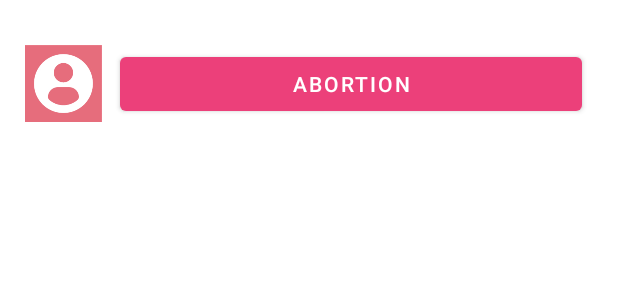
After one commit to pal-vishal/SRHR-Project, an Android app: the layout faqitem.xml on its own in the app's theme, with its tools: preview values and no code run, on a phone screen of 412 x 824 dp. The commit adds this screen. Shown: the top 300 px of the screen. Run offline under Robolectric (Android 15) with nearby library versions, the phone set to English and light mode, and no system bars.

Commit message:
Button recycler done

```diff
--- a/app/src/main/AndroidManifest.xml
+++ b/app/src/main/AndroidManifest.xml
@@ -9,6 +9,7 @@
         android:roundIcon="@mipmap/ic_launcher_round"
         android:supportsRtl="true"
         android:theme="@style/AppTheme">
+        <activity android:name=".FaqChoices"></activity>
         <activity android:name=".MainActivity">
             <intent-filter>
                 <action android:name="android.intent.action.MAIN" />
--- /dev/null
+++ b/app/src/main/java/com/example/srhr_client/FaqModel.java
@@ -0,0 +1,4 @@
+package com.example.srhr_client;
+
+public class FaqModel {
+}
--- /dev/null
+++ b/app/src/main/res/drawable/ic_baseline_keyboard_arrow_right_24.xml
@@ -0,0 +1,5 @@
+<vector android:height="24dp" android:tint="#FFFFFF"
+    android:viewportHeight="24" android:viewportWidth="24"
+    android:width="24dp" xmlns:android="http://schemas.android.com/apk/res/android">
+    <path android:fillColor="@android:color/white" android:pathData="M8.59,16.59L13.17,12 8.59,7.41 10,6l6,6 -6,6 -1.41,-1.41z"/>
+</vector>
--- /dev/null
+++ b/app/src/main/res/layout/faqitem.xml
@@ -0,0 +1,33 @@
+<?xml version="1.0" encoding="utf-8"?>
+<androidx.constraintlayout.widget.ConstraintLayout xmlns:android="http://schemas.android.com/apk/res/android"
+    xmlns:app="http://schemas.android.com/apk/res-auto"
+    xmlns:tools="http://schemas.android.com/tools"
+    android:layout_width="match_parent"
+    android:layout_height="wrap_content">
+
+    <Button
+        android:id="@+id/item_btn"
+        android:layout_width="match_parent"
+        android:layout_height="wrap_content"
+        android:layout_marginStart="80dp"
+        android:layout_marginTop="32dp"
+        android:layout_marginEnd="24dp"
+        android:layout_marginBottom="24dp"
+        android:text="Abortion"
+        app:backgroundTint="@color/shrine_pink_900"
+        app:layout_constraintBottom_toBottomOf="parent"
+        app:layout_constraintEnd_toEndOf="parent"
+        app:layout_constraintHorizontal_bias="1.0"
+        app:layout_constraintStart_toStartOf="parent"
+        app:layout_constraintTop_toTopOf="parent" />
+
+    <ImageView
+        android:id="@+id/imageView2"
+        android:layout_width="51dp"
+        android:layout_height="51dp"
+        android:layout_marginTop="30dp"
+        android:layout_marginEnd="12dp"
+        app:layout_constraintEnd_toStartOf="@+id/item_btn"
+        app:layout_constraintTop_toTopOf="parent"
+        app:srcCompat="@drawable/usericon" />
+</androidx.constraintlayout.widget.ConstraintLayout>
--- a/app/src/main/res/layout/fragment_verify.xml
+++ b/app/src/main/res/layout/fragment_verify.xml
@@ -29,7 +29,7 @@
             style="@style/customEditText"
             android:layout_width="0dp"
             android:layout_height="wrap_content"
-            android:hint="Mobile No."
+            android:hint="Enter OTP"
 
             android:inputType="phone"
             android:textColorHint="@color/textColorPrimary"
```
Also changed, not shown: app/src/main/java/com/example/srhr_client/FaqAdapter.java (added, +51 -0 lines), app/src/main/java/com/example/srhr_client/FaqChoices.java (added, +33 -0 lines), app/src/main/res/layout/activity_faq_choices.xml (added, +40 -0 lines), app/src/main/res/layout/fragment_login_signup.xml (+1 -11 lines), app/src/main/res/layout/fragment_personal_info.xml (+6 -17 lines), app/src/main/res/drawable-v24/background.jpg (added), app/src/main/res/drawable-v24/background2.jpg (added), app/src/main/res/drawable-v24/usericon.jpg (added).
